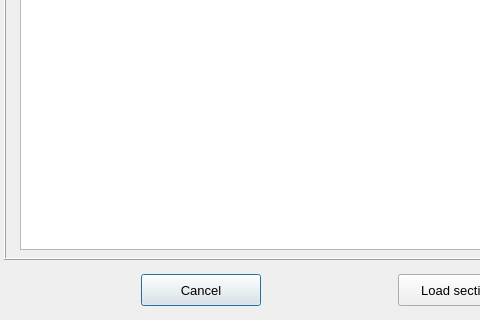
First picture: the form in pulse/interface/data/ui_files/model/setup/structural/standard_cross_section_input.ui, repository open-pulse/OpenPulse, before the edit; both pictures show x 0 to 480 and y 280 to 600 of the 660 by 600 pixel window.
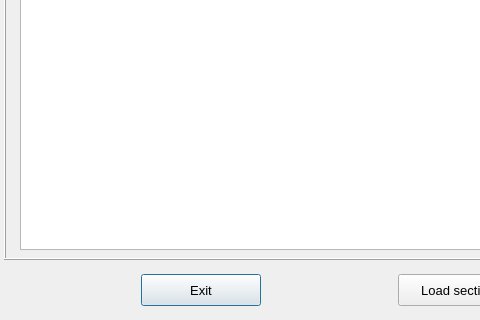
Second picture: the form after the edit.

Commit message: Replace the button text "Cancel" by "Exit"

Diff of the .ui file:
```diff
--- a/pulse/interface/data/ui_files/model/setup/structural/standard_cross_section_input.ui
+++ b/pulse/interface/data/ui_files/model/setup/structural/standard_cross_section_input.ui
@@ -150,7 +150,7 @@
          <string notr="true"/>
         </property>
         <property name="text">
-         <string>Cancel</string>
+         <string>Exit</string>
         </property>
         <property name="autoDefault">
          <bool>false</bool>
```
Left out of the diff: 2 changed lines with no effect on the pictures. The commit also changes 75 other files.
